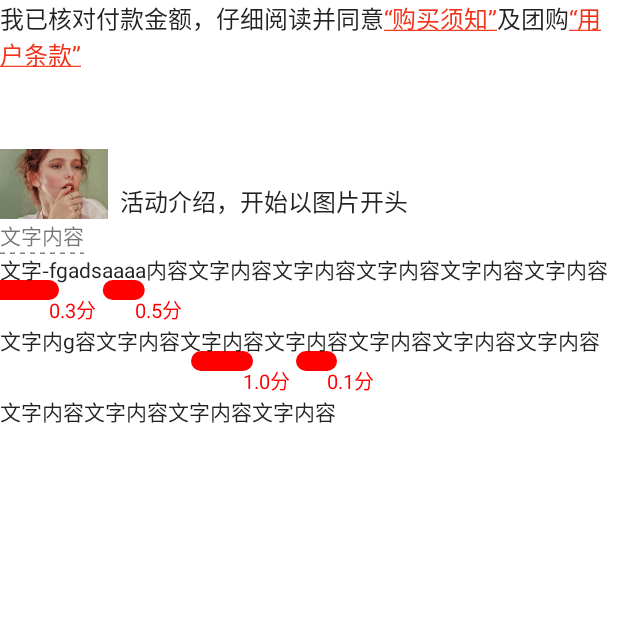
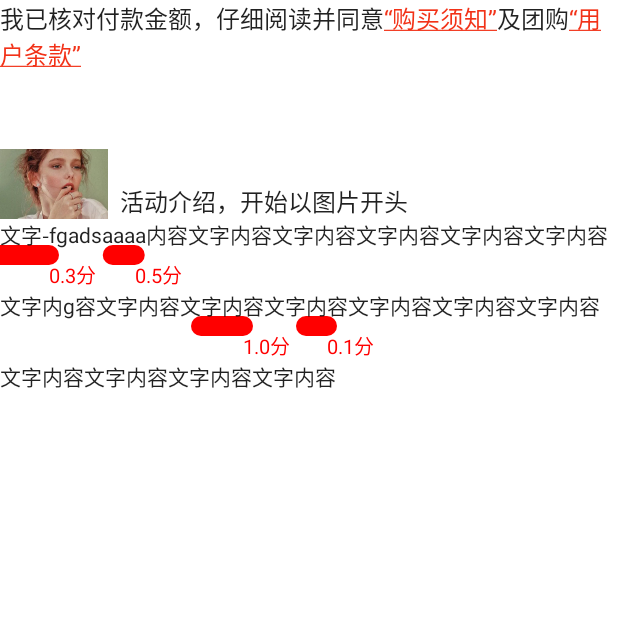
Before and after one commit to SunHongLi/Sun, an Android app: the WidgetActivity screen opened directly, with no data from a screen before it, on a phone screen of 412 x 824 dp, the top half of it. Run offline under Robolectric (Android 15) with nearby library versions, the phone set to English and light mode, and no system bars.

Commit message:
删掉DashTextView

```diff
--- a/app/src/main/java/com/hl/sun/ui/widget/DashTextView.java
+++ /dev/null
@@ -1,105 +0,0 @@
-package com.hl.sun.ui.widget;
-
-import android.content.Context;
-import android.content.res.TypedArray;
-import android.graphics.Canvas;
-import android.graphics.DashPathEffect;
-import android.graphics.Paint;
-import android.graphics.Path;
-import android.text.TextUtils;
-import android.util.AttributeSet;
-import android.util.Log;
-
-import androidx.appcompat.widget.AppCompatTextView;
-
-import com.hl.sun.R;
-
-/**
- * 参考：https://juejin.cn/post/6844903766018244622
- */
-public class DashTextView extends AppCompatTextView {
-
-    private static final String TAG = "DashTextView";
-    private Paint mPaint;
-    private Path mPath;
-    private String tips;
-    private String title;
-    private int color;
-    private boolean dash = true;//默认有虚线
-
-    public DashTextView(Context context) {
-        super(context);
-    }
-
-    public DashTextView(Context context, AttributeSet attrs) {
-        super(context, attrs);
-        initView(context, attrs);
-    }
-
-    public DashTextView(Context context, AttributeSet attrs, int defStyleAttr) {
-        super(context, attrs, defStyleAttr);
-        initView(context, attrs);
-    }
-
-    private void initView(Context context, AttributeSet attrs) {
-        color = R.color.gray;
-        if (attrs != null) {
-            TypedArray typedArray = context.obtainStyledAttributes(attrs, R.styleable.DashTextView);
-            //点击弹窗标题
-            if (typedArray.hasValue(R.styleable.DashTextView_title)) {
-                title = typedArray.getString(R.styleable.DashTextView_title);
-            }
-            //点击弹窗内容
-            if (typedArray.hasValue(R.styleable.DashTextView_tips)) {
-                tips = typedArray.getString(R.styleable.DashTextView_tips);
-            }
-            //虚线颜色
-            if (typedArray.hasValue(R.styleable.DashTextView_color)) {
-                color = typedArray.getResourceId(R.styleable.DashTextView_color, R.color.gray);
-            }
-            //是否显示虚线
-            if (typedArray.hasValue(R.styleable.DashTextView_dash)) {
-                dash = typedArray.getBoolean(R.styleable.DashTextView_dash, true);
-            }
-        }
-        initPaint();
-        setOnClickListener(v -> Log.i(TAG, TextUtils.isEmpty(title) ? getText().toString() : title + "   " + tips));
-    }
-
-    private void initPaint() {
-        mPaint = new Paint(Paint.ANTI_ALIAS_FLAG);
-        //默认使用textview当前颜色
-        mPaint.setColor(getResources().getColor(color));
-        //画笔粗细
-        mPaint.setStrokeWidth(3);
-        mPaint.setStyle(Paint.Style.STROKE);
-        mPaint.setPathEffect(new DashPathEffect(new float[]{5, 5}, 0));
-        mPath = new Path();
-        //设置虚线距离
-        setPadding(0, 0, 0, 3);
-    }
-
-    @Override
-    protected void onDraw(Canvas canvas) {
-        super.onDraw(canvas);
-        setLayerType(LAYER_TYPE_SOFTWARE, null);
-        int centerY = getHeight();
-        mPath.reset();
-        mPath.moveTo(0, centerY);
-        mPath.lineTo(getTextWidth(), centerY);
-        canvas.drawPath(mPath, mPaint);
-    }
-
-    //获取每行长度，选取最大长度。因为部分手机换行导致虚线过长
-    private float getTextWidth() {
-        float textWidth = 0;
-        //循环遍历打印每一行
-        for (int i = 0; i < getLineCount(); i++) {
-            if (textWidth < getLayout().getLineWidth(i)) {
-                textWidth = getLayout().getLineWidth(i);
-            }
-        }
-        return textWidth == 0 ? getWidth() : textWidth;
-    }
-
-}
--- a/app/src/main/java/com/hl/sun/ui/widget/UnderLineNoteTextView.java
+++ b/app/src/main/java/com/hl/sun/ui/widget/UnderLineNoteTextView.java
@@ -20,6 +20,7 @@ import java.util.Iterator;
 /**
  * 参考：https://github.com/lixiaote/UnderLineTextView
  * 次参考：https://github.com/zamberform/AnnotationTextAndroid
+ * https://juejin.cn/post/6844903766018244622
  * Date:2023/3/2
  * Author: sunHL
  */
--- a/app/src/main/res/layout/activity_widget.xml
+++ b/app/src/main/res/layout/activity_widget.xml
@@ -23,12 +23,6 @@
         app:AutoLinkStyleTextView_start_image="@drawable/avatar_1"
         app:AutoLinkStyleTextView_type="start_image" />
 
-    <com.hl.sun.ui.widget.DashTextView
-        android:layout_width="wrap_content"
-        android:layout_height="wrap_content"
-        android:text="文字内容"
-        app:tips="弹窗内容"
-        app:title="弹窗标题" />
 
     <com.hl.sun.ui.widget.UnderLineNoteTextView
         android:id="@+id/note_tv_underline"
--- a/app/src/main/res/values/attrs.xml
+++ b/app/src/main/res/values/attrs.xml
@@ -7,24 +7,18 @@
 
     <!--AutoLinkStyleTextView-->
     <declare-styleable name="AutoLinkStyleTextView">
-        <attr name="AutoLinkStyleTextView_text_value" format="string|reference"/>
-        <attr name="AutoLinkStyleTextView_default_color" format="color|reference"/>
-        <attr name="AutoLinkStyleTextView_has_under_line" format="boolean"/>
-        <attr name="AutoLinkStyleTextView_start_image" format="reference"/>
+        <attr name="AutoLinkStyleTextView_text_value" format="string|reference" />
+        <attr name="AutoLinkStyleTextView_default_color" format="color|reference" />
+        <attr name="AutoLinkStyleTextView_has_under_line" format="boolean" />
+        <attr name="AutoLinkStyleTextView_start_image" format="reference" />
         <attr name="AutoLinkStyleTextView_type">
-            <enum name="start_image" value="0"/>
-            <enum name="content_text" value="1"/>
+            <enum name="start_image" value="0" />
+            <enum name="content_text" value="1" />
         </attr>
     </declare-styleable>
 
-    <declare-styleable name="DashTextView">
-        <attr name="title" format="string"/>
-        <attr name="tips" format="string"/>
-        <attr name="color" format="color"/>
-        <attr name="dash" format="boolean"/>
-    </declare-styleable>
 
-
+    <!--下划线注脚的TextView-->
     <declare-styleable name="UnderlinedTextView">
         <!--下划线宽度-->
         <attr name="underlineWidth" format="dimension" />
```
